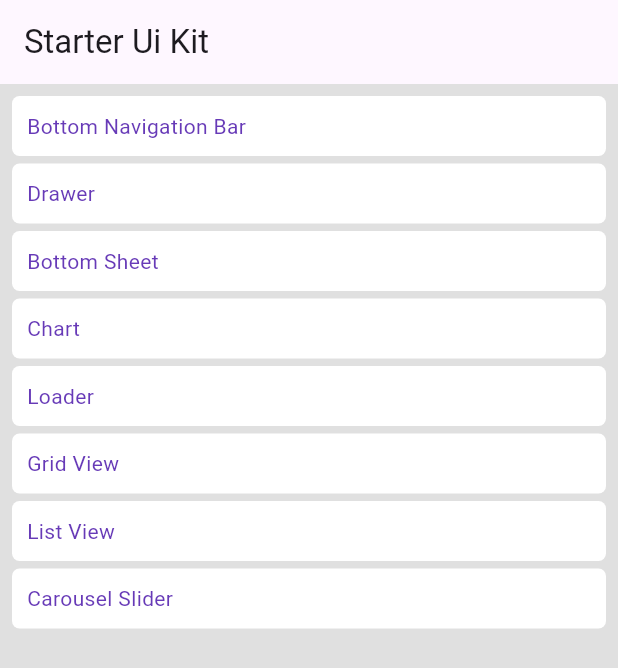
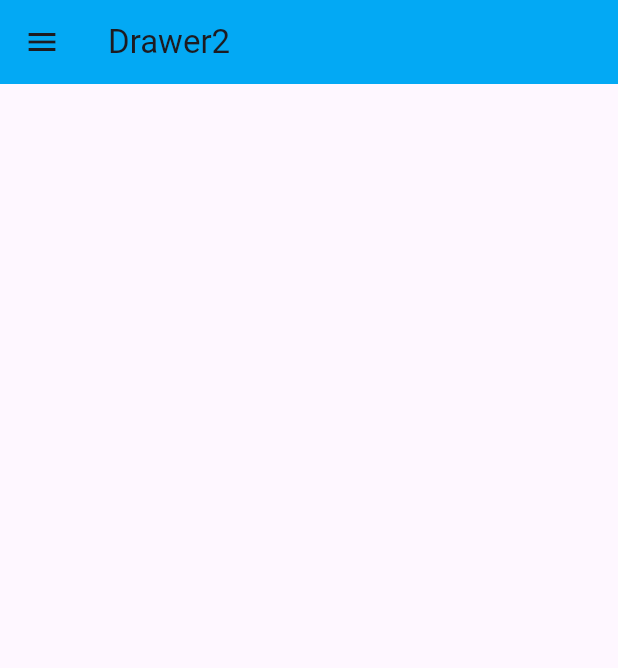
Before and after one commit to SaiKumarNallamothu/starter_ui_kit, a Flutter app: the screen it shows after launch, on a phone screen of 412 x 824 dp. Shown: the top 668 px of the screen. Run offline on Flutter 3.47's test engine with Material 3 defaults, Android fonts, the phone set to English and light mode, and no system bars; our stand-ins replace gap.

Commit message:
1.Drawer2 Added

```diff
--- a/lib/main.dart
+++ b/lib/main.dart
@@ -1,4 +1,7 @@
 import 'package:flutter/material.dart';
+import 'package:starter_ui_kit/pages/Home/Drawers/drawer_page_1.dart';
+import 'package:starter_ui_kit/pages/Home/Drawers/drawer_page_2.dart';
+import 'package:starter_ui_kit/pages/Home/my_drawer_page.dart';
 import 'package:starter_ui_kit/pages/home_page.dart';
 
 void main() {
@@ -33,7 +36,7 @@ class MyApp extends StatelessWidget {
         colorScheme: ColorScheme.fromSeed(seedColor: Colors.deepPurple),
         useMaterial3: true,
       ),
-      home: const HomePage(),
+      home: const DrawerPageTwo(),
     );
   }
 }
--- /dev/null
+++ b/lib/pages/Home/Drawers/drawer_page_2.dart
@@ -0,0 +1,96 @@
+import 'package:flutter/cupertino.dart';
+import 'package:flutter/material.dart';
+import 'package:gap/gap.dart';
+
+class DrawerPageTwo extends StatefulWidget {
+  const DrawerPageTwo({super.key});
+
+  @override
+  State<DrawerPageTwo> createState() => _DrawerPageTwoState();
+}
+
+class _DrawerPageTwoState extends State<DrawerPageTwo> {
+  @override
+  Widget build(BuildContext context) {
+    return Scaffold(
+      appBar: AppBar(
+        title: Text("Drawer2"),
+        backgroundColor: Colors.lightBlue,
+      ),
+      drawer: Drawer(
+        child: ListView(
+          padding: EdgeInsets.zero,
+          children: [
+            UserAccountsDrawerHeader(
+              accountName: Text(
+                "Name",
+                style: TextStyle(color: Colors.white),
+              ),
+              accountEmail: Text(
+                "exaple@gmail.com",
+                style: TextStyle(color: Colors.white),
+              ),
+              currentAccountPicture: CircleAvatar(
+                child: ClipOval(
+                  child: Image.network(
+                    'https://images.unsplash.com/photo-1438761681033-6461ffad8d80?q=80&w=2070&auto=format&fit=crop&ixlib=rb-4.0.3&ixid=M3wxMjA3fDB8MHxwaG90by1wYWdlfHx8fGVufDB8fHx8fA%3D%3D',
+                    width: 90,
+                    height: 90,
+                    fit: BoxFit.cover,
+                  ),
+                ),
+              ),
+              decoration: const BoxDecoration(
+                image: DecorationImage(
+                  image: NetworkImage(
+                      'https://images.unsplash.com/photo-1668521546474-607df6f96ff0?q=80&w=1776&auto=format&fit=crop&ixlib=rb-4.0.3&ixid=M3wxMjA3fDB8MHxwaG90by1wYWdlfHx8fGVufDB8fHx8fA%3D%3D'),
+                  fit: BoxFit.cover,
+                ),
+              ),
+            ),
+            ListTile(
+              leading: Icon(Icons.favorite),
+              title: Text("Favorites"),
+              onTap: () => null,
+            ),
+            ListTile(
+              leading: Icon(Icons.people),
+              title: Text("Friends"),
+              onTap: () => null,
+            ),
+            ListTile(
+              leading: Icon(Icons.share),
+              title: Text("Share"),
+              onTap: () => null,
+            ),
+            ListTile(
+              leading: Icon(Icons.notifications),
+              title: Text("Request"),
+              onTap: () => null,
+              trailing: ClipOval(
+                child: Container(
+                  color: Colors.red,
+                  width: 20,
+                  height: 20,
+                  child: Center(
+                    child: Text('10',style: TextStyle(color: Colors.white)),
+                  ),
+                ),
+              ),
+            ),
+            ListTile(
+              leading: Icon(Icons.settings),
+              title: Text("Settings"),
+              onTap: () => null,
+            ),
+            ListTile(
+              leading: Icon(Icons.exit_to_app),
+              title: Text("Exit"),
+              onTap: () => null,
+            ),
+          ],
+        ),
+      ),
+    );
+  }
+}
--- a/lib/pages/home_page.dart
+++ b/lib/pages/home_page.dart
@@ -15,7 +15,7 @@ class _HomePageState extends State<HomePage> {
   @override
   Widget build(BuildContext context) {
     return Scaffold(
-      backgroundColor: Colors.black12,
+      backgroundColor: Colors.greenAccent,
       appBar: AppBar(
         title: const Text("Starter Ui Kit"),
       ),
```
Also changed, not shown: lib/pages/Home/Drawers/drawer_page_1.dart (added, +57 -0 lines), lib/pages/Home/my_drawer_page.dart (added, +66 -0 lines), pubspec.yaml (+3 -4 lines), assets/Profile.jpeg (added), 1 other file.
